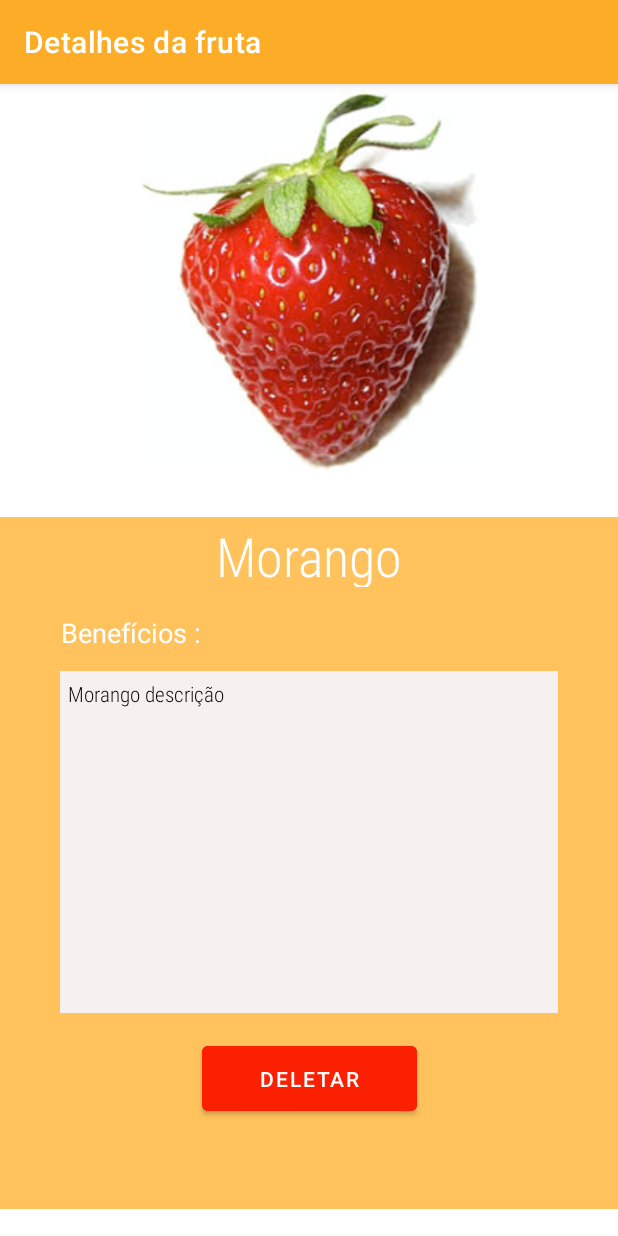
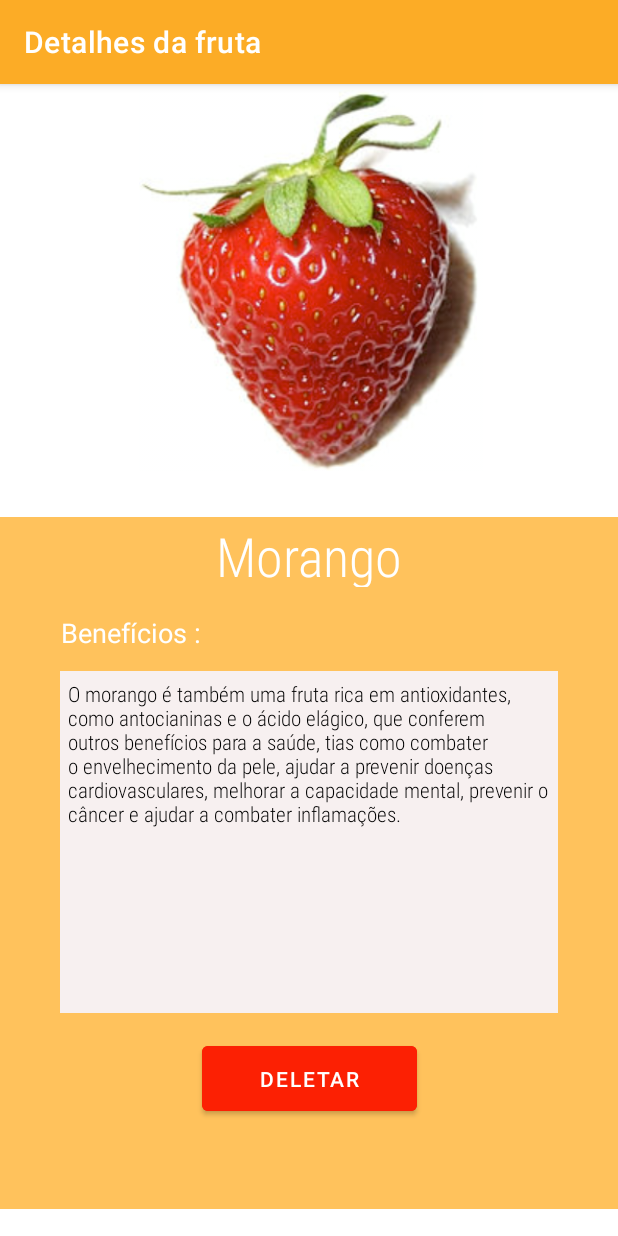
Before and after one commit to dvdt101/Fruit_app, an Android app: the screen it shows after launch (DetailsActivity), after a tap on "Morango", on a phone screen of 412 x 824 dp. Run offline under Robolectric (Android 15) with nearby library versions, the phone set to English and light mode, and no system bars.

Commit message:
Refatorando código

```diff
--- a/app/build.gradle
+++ b/app/build.gradle
@@ -7,6 +7,10 @@ plugins {
 android {
     compileSdkVersion 30
     buildToolsVersion "30.0.3"
+
+    viewBinding {
+        enabled = true
+    }
 
     defaultConfig {
         applicationId "com.cesardev.fruitapp"
--- a/app/src/main/java/com/cesardev/fruitapp/DetailsActivity.kt
+++ b/app/src/main/java/com/cesardev/fruitapp/DetailsActivity.kt
@@ -23,21 +23,20 @@ class DetailsActivity : AppCompatActivity() {
 
         deleteButton.setOnClickListener {deleteItem()}
         title.text = fruit?.name
-        description.text = fruit?.description
+        description.text = fruit?.benefits
 
-        if(fruit?.Bitmap != null){
-            image.setImageBitmap(fruit.Bitmap)
-            //Toast.makeText(this,fruit.toString(),Toast.LENGTH_SHORT).show()
-            //description.text = fruit.toString()
-        }else if(fruit?.image != 0){
-            image.setImageResource(fruit!!.image)
+        if(fruit?.BitmapImage != null){
+            image.setImageBitmap(fruit.BitmapImage)
+
+        }else if(fruit?.dummyImage != 0){
+            image.setImageResource(fruit!!.dummyImage)
         }else{
             image.setImageResource(R.drawable.ic_android)
         }
 
     }
 
-
+    //Deleta o item na lista da MainActivity
     private fun deleteItem(){
         intent = Intent(this, MainActivity::class.java)
         setResult(Activity.RESULT_OK, intent)
--- a/app/src/main/java/com/cesardev/fruitapp/Fruit.kt
+++ b/app/src/main/java/com/cesardev/fruitapp/Fruit.kt
@@ -6,4 +6,8 @@ import android.os.Parcelable
 import kotlinx.parcelize.Parcelize
 
 @Parcelize
-data class Fruit(var name:String, var description:String, var image:Int, var Bitmap:Bitmap?) : Parcelable
+data class Fruit(
+        val name:String,
+        val benefits:String,
+        val dummyImage:Int,
+        val BitmapImage:Bitmap?) : Parcelable
--- a/app/src/main/java/com/cesardev/fruitapp/FruitAdapter.kt
+++ b/app/src/main/java/com/cesardev/fruitapp/FruitAdapter.kt
@@ -42,16 +42,16 @@ class FruitAdapter(private val fruitList: List<Fruit>,
     override fun onBindViewHolder(holder: ViewHolder, position: Int) {
        val currentItem = fruitList[position]
 
-        if(currentItem.image != 0){
-            holder.imageView.setImageResource(currentItem.image)
-        }else if(currentItem.Bitmap != null){
-            holder.imageView.setImageBitmap(currentItem.Bitmap)
+        if(currentItem.dummyImage != 0){
+            holder.imageView.setImageResource(currentItem.dummyImage)
+        }else if(currentItem.BitmapImage != null){
+            holder.imageView.setImageBitmap(currentItem.BitmapImage)
         }else{
             holder.imageView.setImageResource(R.drawable.ic_android)
         }
 
         holder.titleView.text = currentItem.name
-        holder.descriptionView.text = currentItem.description
+        holder.descriptionView.text = currentItem.benefits
     }
 
     override fun getItemCount() = fruitList.size
--- a/app/src/main/java/com/cesardev/fruitapp/MainActivity.kt
+++ b/app/src/main/java/com/cesardev/fruitapp/MainActivity.kt
@@ -1,22 +1,12 @@
 package com.cesardev.fruitapp
 
-import android.R.drawable
 import android.app.Activity
-import android.app.AlertDialog
 import android.content.Intent
-import android.content.pm.PackageManager
-import android.graphics.Bitmap
-import android.graphics.BitmapFactory
-import android.os.Build
 import android.os.Bundle
 import android.view.View
-import android.widget.Toast
 import androidx.appcompat.app.AppCompatActivity
-import androidx.core.app.ActivityCompat
-import androidx.core.content.ContextCompat
 import androidx.recyclerview.widget.LinearLayoutManager
 import androidx.recyclerview.widget.RecyclerView
-import java.io.ByteArrayOutputStream
 
 
 class MainActivity : AppCompatActivity(), FruitAdapter.OnItemClickListenner {
@@ -27,7 +17,7 @@ class MainActivity : AppCompatActivity(), FruitAdapter.OnItemClickListenner {
 
     }
 
-    private val FILE_RQ = 101
+
     private var fruitList:ArrayList<Fruit>? = null
     private var adapter:FruitAdapter? = null
     private var selectedPosition:Int? = null
@@ -37,7 +27,8 @@ class MainActivity : AppCompatActivity(), FruitAdapter.OnItemClickListenner {
         setContentView(R.layout.activity_main)
 
         if (savedInstanceState != null) {
-            val saved = savedInstanceState.getParcelableArrayList<Fruit>(OUT_STATE_FRUIT_ARRAY_EXTRA_ID)
+            val saved = savedInstanceState
+                    .getParcelableArrayList<Fruit>(OUT_STATE_FRUIT_ARRAY_EXTRA_ID)
             fruitList = saved as ArrayList<Fruit>
 
         }else{
@@ -50,78 +41,40 @@ class MainActivity : AppCompatActivity(), FruitAdapter.OnItemClickListenner {
         recycle_view.layoutManager = LinearLayoutManager(this)
         recycle_view.setHasFixedSize(true)
 
-        checkForPermissios(android.Manifest.permission.READ_EXTERNAL_STORAGE, "imagens", FILE_RQ)
+
+    }
+        //Chama SecondActivity para adicionar o item
+    fun insertItem(v: View){
+        val intent : Intent =  Intent(this, SecondActivity::class.java)
+        startActivityForResult(intent, 1)
     }
 
-    private fun checkForPermissios(permission: String, name: String, requestCode: Int){
-        if(Build.VERSION.SDK_INT >= Build.VERSION_CODES.M){
-            when{
-                ContextCompat.checkSelfPermission(applicationContext, permission) == PackageManager.PERMISSION_GRANTED -> {
-                    Toast.makeText(this, "$name premissão concebida", Toast.LENGTH_SHORT).show()
-                }
-                shouldShowRequestPermissionRationale(permission) -> showDialog(permission, name, requestCode)
-
-                else -> ActivityCompat.requestPermissions(this, arrayOf(permission), requestCode)
-            }
-        }
-    }
-
-    private fun showDialog(permission: String, name: String, requestCode: Int){
-        val builder = AlertDialog.Builder(this)
-        builder.apply {
-            setMessage("Permissão para acessar $name ")
-            setTitle("Permissão requisitada")
-            setPositiveButton("OK"){ dialog, witch ->
-                ActivityCompat.requestPermissions(this@MainActivity, arrayOf(permission), requestCode)
-            }
-        }
-        val dialog : AlertDialog = builder.create()
-        dialog.show()
-    }
-
-    override fun onRequestPermissionsResult(requestCode: Int, permissions: Array<out String>, grantResults: IntArray) {
-
-        fun innerCheck(name: String){
-            if(grantResults.isEmpty() || grantResults[0] != PackageManager.PERMISSION_GRANTED){
-                Toast.makeText(applicationContext, "Permissao para $name foi recusada", Toast.LENGTH_SHORT).show()
-            }else{
-                Toast.makeText(applicationContext, "Permissao para $name foi aceita", Toast.LENGTH_SHORT).show()
-            }
-        }
-        when(requestCode){
-            FILE_RQ -> innerCheck("arquivos")
-        }
-
-
-    }
-
-    fun insertItem(v: View){
-
-        val intent : Intent =  Intent(this, AddActivity::class.java)
-        startActivityForResult(intent, 1)
-
-        //fruitList.add(item)
-       // adapter.notifyItemInserted(fruitList.lastIndex)
-    }
-
-
+        //Cria lista inicial
     private fun dummyList() : ArrayList<Fruit>{
         val list = ArrayList<Fruit>()
-        list.add(Fruit("Maça", "Maça descrição", R.drawable.marca, null))
-        list.add(Fruit("Uva", "Uva descrição", R.drawable.uvas, null))
-        list.add(Fruit("Morango", "Morango descrição", R.drawable.morango, null))
+
+        list.add(Fruit(resources.getString(R.string.dummy_apple),
+                resources.getString(R.string.dummy_apple_benefits),
+               R.drawable.maca, null))
+
+        list.add(Fruit(resources.getString(R.string.dummy_gapes),
+                resources.getString(R.string.dummy_gapes_benefits),
+                R.drawable.uvas, null))
+
+        list.add(Fruit(resources.getString(R.string.dummy_strawberry),
+                resources.getString(R.string.dummy_strawberry_benefits)
+                , R.drawable.morango, null))
+
         return list
     }
-
+        // Chama DetailActivity ao clicar no item
     override fun onItemClick(position: Int) {
 
         val intent = Intent(this, DetailsActivity::class.java)
         intent.putExtra(DETAILS_ACTIVITY_FRUIT_EXTRA_ID, fruitList!![position])
         selectedPosition = position
         startActivityForResult(intent, 2)
-        //Toast.makeText(this,"Item $position Clicked",Toast.LENGTH_SHORT).show()
-        //val clickedItem : Fruit = fruitList[position]
-        //adapter.notifyDataSetChanged()
+
     }
 
     override fun onActivityResult(requestCode: Int, resultCode: Int, data: Intent?) {
@@ -154,7 +107,9 @@ class MainActivity : AppCompatActivity(), FruitAdapter.OnItemClickListenner {
 
     override fun onRestoreInstanceState(savedInstanceState: Bundle) {
         super.onRestoreInstanceState(savedInstanceState)
-       val retored = savedInstanceState.getParcelableArrayList<Fruit>(OUT_STATE_FRUIT_ARRAY_EXTRA_ID)
+        val retored = savedInstanceState
+                .getParcelableArrayList<Fruit>(OUT_STATE_FRUIT_ARRAY_EXTRA_ID)
+
         if (retored != null) {
             fruitList = retored
         }
--- a/app/src/main/res/layout/activity_details.xml
+++ b/app/src/main/res/layout/activity_details.xml
@@ -57,7 +57,7 @@
         android:paddingEnd="5dp"
         android:paddingRight="5dp"
         android:paddingBottom="5dp"
-        android:text="Descrição"
+        android:text="@string/descri_o"
         android:textColor="@color/black"
         android:textSize="14sp"
         app:layout_constraintEnd_toEndOf="parent"
@@ -72,7 +72,7 @@
         android:backgroundTint="#fc2003"
         android:colorAccent="#fc2003"
         android:shadowColor="#FFFFFF"
-        android:text="Deletar"
+        android:text="@string/deletar"
         app:layout_constraintEnd_toEndOf="parent"
         app:layout_constraintStart_toStartOf="parent"
         app:layout_constraintTop_toBottomOf="@+id/details_description_text_view" />
@@ -82,7 +82,7 @@
         android:layout_width="wrap_content"
         android:layout_height="wrap_content"
         android:layout_marginTop="16dp"
-        android:text="Benefícios :"
+        android:text="@string/beneficios_details"
         android:textColor="@color/white"
         android:textSize="18sp"
         app:layout_constraintBottom_toTopOf="@+id/details_description_text_view"
--- a/app/src/main/res/values/strings.xml
+++ b/app/src/main/res/values/strings.xml
@@ -1,4 +1,32 @@
 <resources>
     <string name="app_name">Fruit App</string>
     <string name="adicionar_fruta">Adicionar Fruta</string>
+    <string name="dummy_strawberry">Morango</string>
+    <string name="dummy_gapes">Uvas</string>
+    <string name="dummy_apple">Maçã</string>
+    <string name="dummy_strawberry_benefits">
+        O morango é também uma fruta rica em antioxidantes, como antocianinas e o ácido elágico,
+        que conferem outros benefícios para a saúde, tias como combater o envelhecimento da pele,
+        ajudar a prevenir doenças cardiovasculares, melhorar a capacidade mental, prevenir o câncer
+        e ajudar a combater inflamações.
+    </string>
+    <string name="dummy_gapes_benefits">
+        A uva é uma fruta rica em antioxidantes, que são encontrados principalmente em sua casca,
+        folhas e sementes, proporcionando diversos benefícios para a saúde, como prevenção do câncer,
+        diminuição da fadiga muscular e melhora do funcionamento do intestino.
+    </string>
+    <string name="dummy_apple_benefits">
+        Por ser rica em propriedades antioxidantes, tanto na polpa como na casca, o consumo diário
+        da maçã ajuda a combater os radicais livres, proporcionando uma pele bonita e saudável, além
+        de proteger o nosso organismo de diversas doenças.
+    </string>
+    <string name="fa_a_uma_breve_descri_o">Faça uma breve descrição</string>
+    <string name="digite_nome_da_fruta">Digite nome da fruta</string>
+    <string name="concluir">Concluir</string>
+    <string name="nome">Nome</string>
+    <string name="benef_cios">Benefícios</string>
+    <string name="clique_para_inserir_imagem">Clique para inserir imagem</string>
+    <string name="descri_o">Descrição</string>
+    <string name="deletar">Deletar</string>
+    <string name="beneficios_details">Benefícios :</string>
 </resources>
```
Also changed, not shown: app/src/main/AndroidManifest.xml (+6 -4 lines), app/src/main/java/com/cesardev/fruitapp/SecondActivity.kt (renamed from app/src/main/java/com/cesardev/fruitapp/AddActivity.kt, +6 -16 lines), app/src/main/res/layout/activity_second.xml (renamed from app/src/main/res/layout/activity_add.xml, +8 -8 lines), app/src/main/res/drawable-v24/maca.jpg (renamed from app/src/main/res/drawable-v24/marca.jpg).
